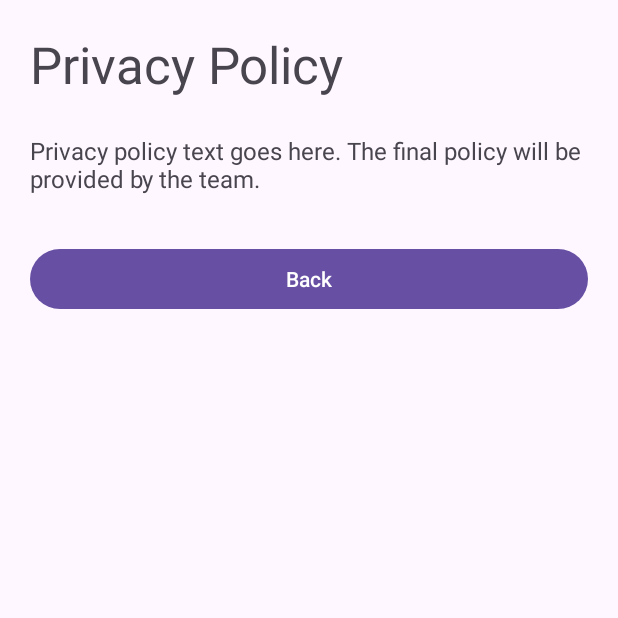
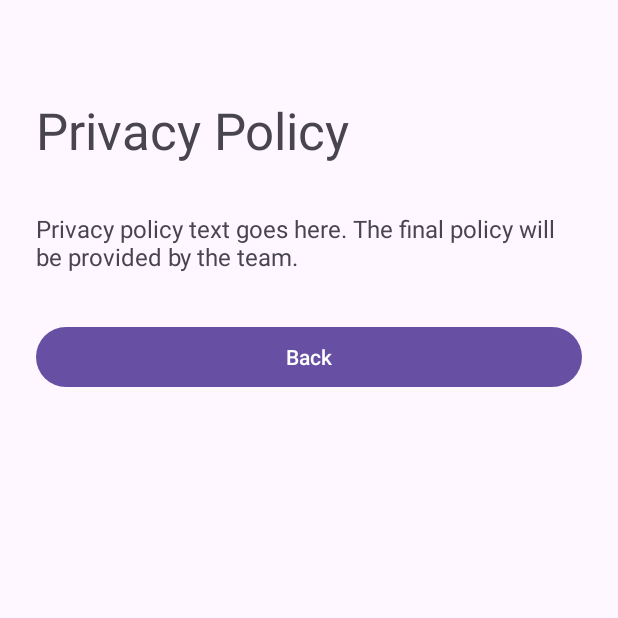
Before and after one commit to exernt/it-project-team-5, an Android app: the PrivacyPolicyActivity screen opened directly, with no data from a screen before it, on a phone screen of 412 x 824 dp, the top half of it. Run offline under Robolectric (Android 15) with nearby library versions, the phone set to English and light mode, and no system bars.

Commit message:
Reformatted privacy policy page to not have text blocked by camera

```diff
--- a/WalkingMeditationMobileApp-main/app/src/main/res/layout/activity_privacy_policy.xml
+++ b/WalkingMeditationMobileApp-main/app/src/main/res/layout/activity_privacy_policy.xml
@@ -1,36 +1,45 @@
 <?xml version="1.0" encoding="utf-8"?>
 <ScrollView xmlns:android="http://schemas.android.com/apk/res/android"
+    xmlns:app="http://schemas.android.com/apk/res-auto"
     android:layout_width="match_parent"
     android:layout_height="match_parent"
     android:fillViewport="true">
 
-    <LinearLayout
+    <androidx.constraintlayout.widget.ConstraintLayout
         android:layout_width="match_parent"
         android:layout_height="wrap_content"
-        android:orientation="vertical"
-        android:padding="@dimen/screen_padding_horizontal">
+        android:padding="24dp">
 
         <TextView
             android:id="@+id/privacyPolicyHeading"
             android:layout_width="wrap_content"
             android:layout_height="wrap_content"
+            android:layout_marginTop="40dp"
             android:text="@string/privacy_policy_title"
-            android:textAppearance="@style/TextAppearance.AppCompat.Display1" />
+            android:textAppearance="@style/TextAppearance.AppCompat.Display1"
+            app:layout_constraintStart_toStartOf="parent"
+            app:layout_constraintTop_toTopOf="parent" />
 
         <TextView
             android:id="@+id/privacyPolicyText"
-            android:layout_width="match_parent"
+            android:layout_width="0dp"
             android:layout_height="wrap_content"
-            android:layout_marginTop="24dp"
+            android:layout_marginTop="32dp"
             android:text="@string/privacy_policy_placeholder"
-            android:textSize="16sp" />
+            android:textSize="16sp"
+            app:layout_constraintEnd_toEndOf="parent"
+            app:layout_constraintStart_toStartOf="parent"
+            app:layout_constraintTop_toBottomOf="@+id/privacyPolicyHeading" />
 
         <Button
             android:id="@+id/btnPrivacyPolicyBack"
-            android:layout_width="match_parent"
+            android:layout_width="0dp"
             android:layout_height="wrap_content"
             android:layout_marginTop="32dp"
-            android:text="@string/back" />
+            android:text="@string/back"
+            app:layout_constraintEnd_toEndOf="parent"
+            app:layout_constraintStart_toStartOf="parent"
+            app:layout_constraintTop_toBottomOf="@+id/privacyPolicyText" />
 
-    </LinearLayout>
+    </androidx.constraintlayout.widget.ConstraintLayout>
 </ScrollView>
```
